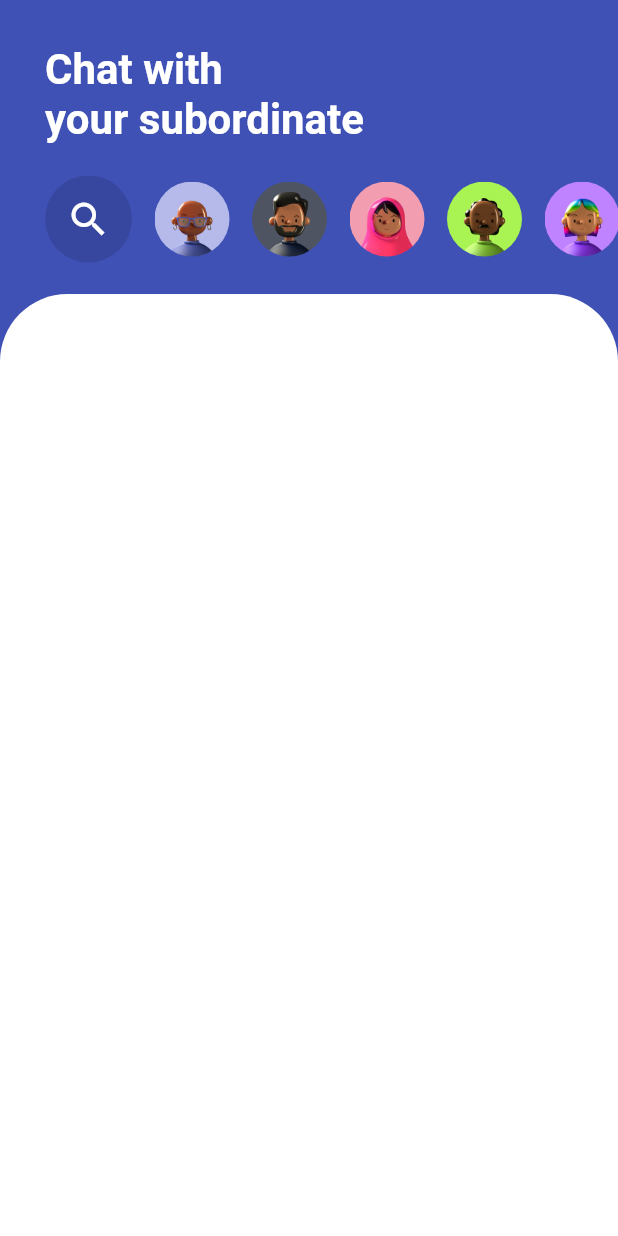
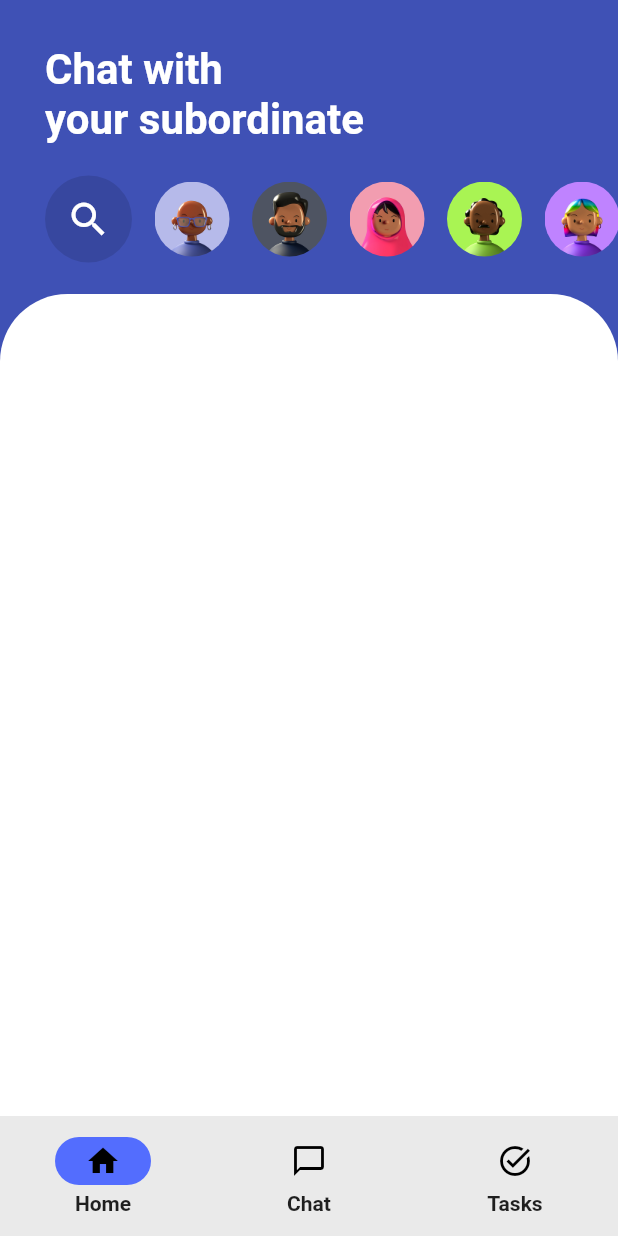
Before and after one commit to Ebenezerkifle/ems, a Flutter app: the ChatHomePage screen opened directly, on a phone screen of 412 x 824 dp. Run offline on Flutter 3.47's test engine with Material 2 defaults, Android fonts, the phone set to English and light mode, and no system bars; our stand-ins replace cloud_firestore, firebase_auth, firebase_core, flutter_local_notifications, flutter_map, flutter_spinkit and 6 more; missing offline and left inert: flutter_ringtone_player; accounts and stored records are empty.

Commit message:
Chat home page
a little change on chat home page

```diff
--- a/lib/Screens/SharedScreens/ChatHomepage.dart
+++ b/lib/Screens/SharedScreens/ChatHomepage.dart
@@ -26,7 +26,20 @@ class _ChatHomePageState extends State<ChatHomePage> {
             ],
           ),
         ),
-    );
+        bottomNavigationBar: NavigationBarTheme(
+            data: NavigationBarThemeData(
+                indicatorColor: Colors.indigoAccent,
+                labelTextStyle: MaterialStateProperty.all(const TextStyle(
+                    fontSize: 14, fontWeight: FontWeight.bold))),
+            child: NavigationBar(
+              destinations: const [
+                NavigationDestination(icon: Icon(Icons.home), label: "Home"),
+                NavigationDestination(
+                    icon: Icon(Icons.chat_bubble_outline), label: "Chat"),
+                NavigationDestination(
+                    icon: Icon(Icons.task_alt_outlined), label: "Tasks")
+              ],
+            )));
   }
 
   Widget _top() {
```
Lines whose indentation alone changed are shown as unchanged.
